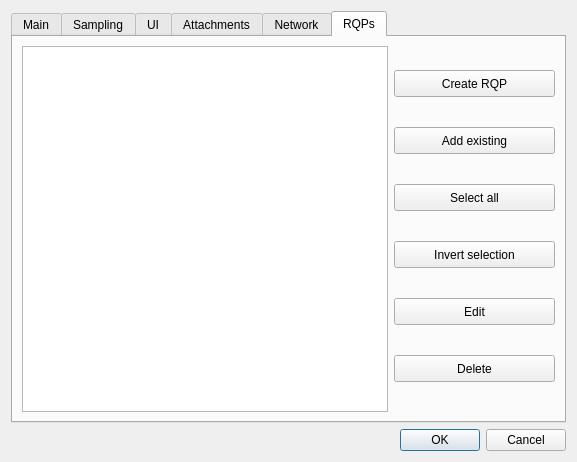
Old version of the form anna_graphica/settingsdialog.ui in the repository matrixsmaster/ANNA.
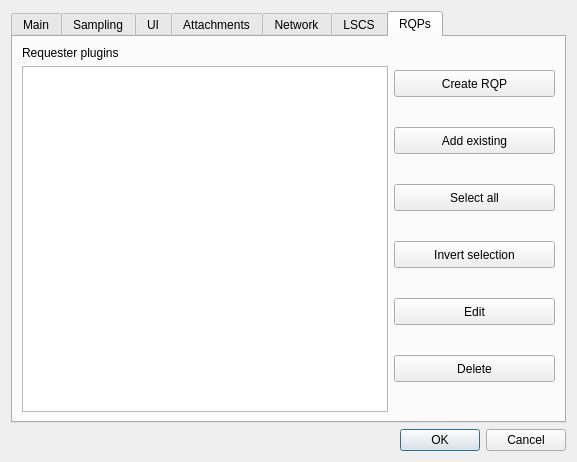
New version of the form. The open tabs and pages were chosen to show the change. Icons and pictures are not drawn.

Patch:
```diff
--- a/anna_graphica/settingsdialog.ui
+++ b/anna_graphica/settingsdialog.ui
@@ -1227,13 +1227,38 @@
        </item>
       </layout>
      </widget>
+     <widget class="QWidget" name="tab_7">
+      <attribute name="title">
+       <string>LSCS</string>
+      </attribute>
+      <layout class="QVBoxLayout" name="verticalLayout_2">
+       <item>
+        <widget class="QCheckBox" name="useLSCS">
+         <property name="text">
+          <string>Use Lightweight Scripted Consciousness Simulation</string>
+         </property>
+        </widget>
+       </item>
+      </layout>
+     </widget>
      <widget class="QWidget" name="tab_5">
       <attribute name="title">
        <string>RQPs</string>
       </attribute>
       <layout class="QHBoxLayout" name="horizontalLayout_7">
        <item>
-        <widget class="QListWidget" name="rqpList"/>
+        <layout class="QVBoxLayout" name="verticalLayout_14">
+         <item>
+          <widget class="QLabel" name="label_12">
+           <property name="text">
+            <string>Requester plugins</string>
+           </property>
+          </widget>
+         </item>
+         <item>
+          <widget class="QListWidget" name="rqpList"/>
+         </item>
+        </layout>
        </item>
        <item>
         <layout class="QVBoxLayout" name="verticalLayout_9">
```
